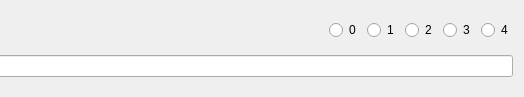
Above: gui_functionform.ui from loaded02/ICF_Report before the change; both pictures show x 354 to 878 and y 0 to 97 of the 878 by 97 pixel window. Below: the same form after it.
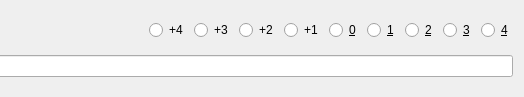
That is the form after the change.

What changed in the file:
```diff
--- a/gui_functionform.ui
+++ b/gui_functionform.ui
@@ -43,38 +43,66 @@
        </property>
       </widget>
      </item>
+     <item>
+      <widget class="QRadioButton" name="radioButton_9">
+       <property name="text">
+        <string>+4</string>
+       </property>
+      </widget>
+     </item>
+     <item>
+      <widget class="QRadioButton" name="radioButton_8">
+       <property name="text">
+        <string>+3</string>
+       </property>
+      </widget>
+     </item>
+     <item>
+      <widget class="QRadioButton" name="radioButton_7">
+       <property name="text">
+        <string>+2</string>
+       </property>
+      </widget>
+     </item>
+     <item>
+      <widget class="QRadioButton" name="radioButton_6">
+       <property name="text">
+        <string>+1</string>
+       </property>
+      </widget>
+     </item>
      <item>
       <widget class="QRadioButton" name="radioButton">
        <property name="text">
-        <string>0</string>
+        <string>&amp;0</string>
        </property>
       </widget>
      </item>
      <item>
       <widget class="QRadioButton" name="radioButton_2">
        <property name="text">
-        <string>1</string>
+        <string>&amp;1</string>
        </property>
       </widget>
      </item>
      <item>
       <widget class="QRadioButton" name="radioButton_3">
        <property name="text">
-        <string>2</string>
+        <string>&amp;2</string>
        </property>
       </widget>
      </item>
      <item>
       <widget class="QRadioButton" name="radioButton_4">
        <property name="text">
-        <string>3</string>
+        <string>&amp;3</string>
        </property>
       </widget>
      </item>
      <item>
       <widget class="QRadioButton" name="radioButton_5">
        <property name="text">
-        <string>4</string>
+        <string>&amp;4</string>
        </property>
       </widget>
      </item>
```
